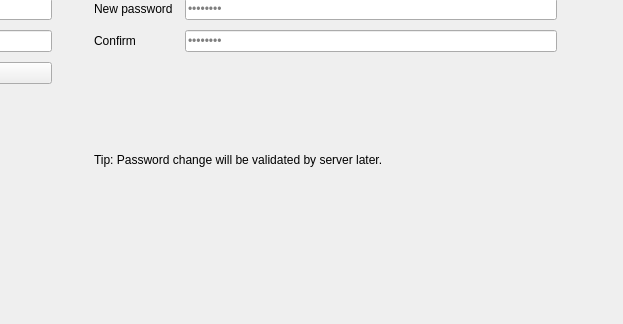
Before: the Qt Designer form client/profile/profile_page.ui in imMAMZI/kalaNet, drawn with Qt 5; both pictures show x 477 to 1100 and y 376 to 700 of the 1100 by 700 pixel window.
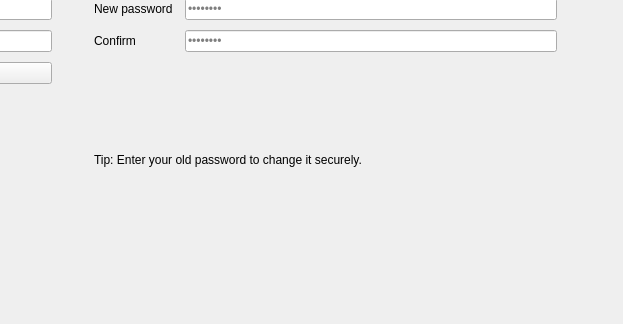
After: the same form once the commit is applied.

Commit message: Fix change-password validation and status feedback

Diff of the .ui file:
```diff
--- a/client/profile/profile_page.ui
+++ b/client/profile/profile_page.ui
@@ -567,7 +567,7 @@
                                                                 <string>lblStatus</string>
                                                             </property>
                                                             <property name="text">
-                                                                <string>Tip: Password change will be validated by server later.</string>
+                                                                <string>Tip: Enter your old password to change it securely.</string>
                                                             </property>
                                                             <property name="wordWrap">
                                                                 <bool>true</bool>
```
The commit also changes 3 other files.
